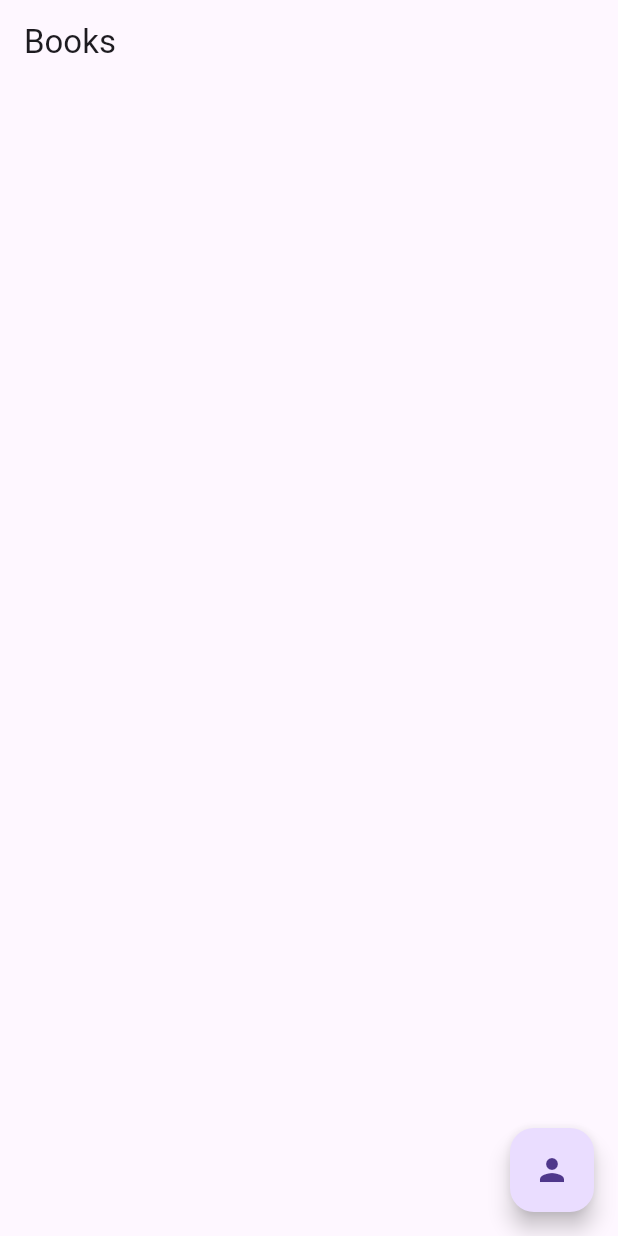
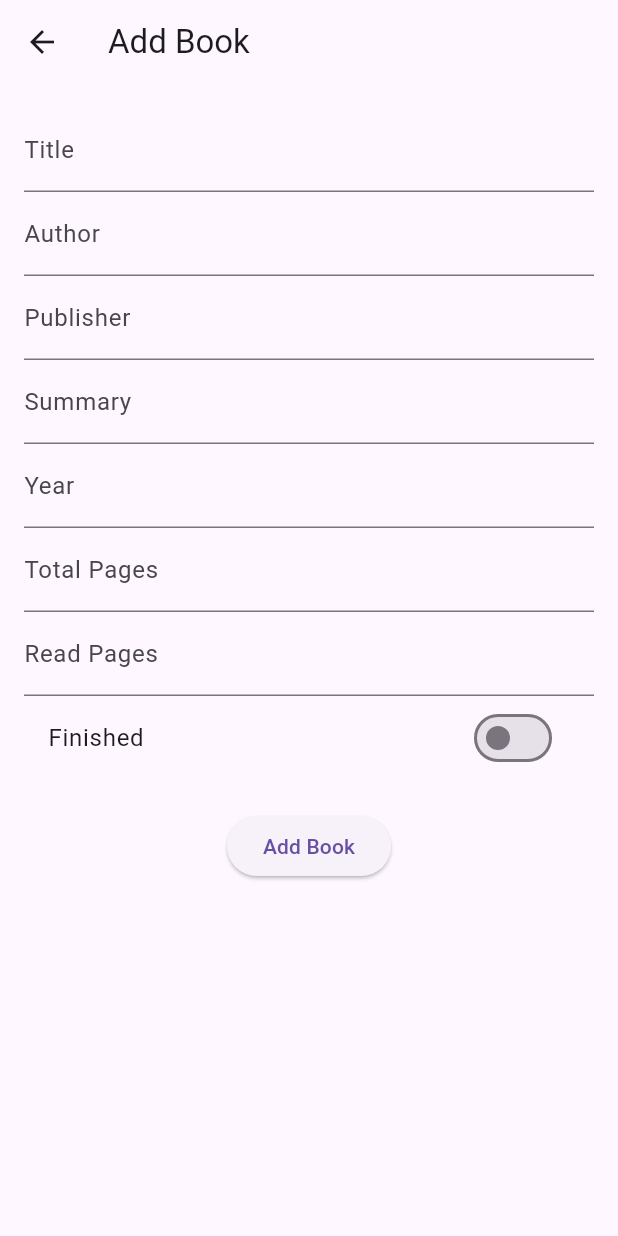
Before and after one commit to UKM-Programming-UMDP/materi_getx, a Flutter app: the screen it shows after launch, after a tap on the "person" icon, on a phone screen of 412 x 824 dp. Run offline on Flutter 3.47's test engine with Material 3 defaults, Android fonts, the light colour scheme and no system bars; our stand-ins replace get; network calls fail.

Commit message:
Added Book Form

```diff
--- a/lib/controllers/controller.dart
+++ b/lib/controller.dart
@@ -26,4 +26,24 @@ class Controller extends GetxController {
   void selectBook(BookModel book) {
     selectedBook.value = book;
   }
+
+  Future<void> addBook(BookModel book) async {
+    try {
+      await _bookService.addBook(book);
+      Get.snackbar('Success', 'Book added');
+      Get.back();
+    } catch (e) {
+      Get.snackbar('Error', e.toString());
+    }
+  }
+
+  Future<void> updateBook(String id, BookModel book) async {
+    try {
+      await _bookService.updateBook(id, book);
+      Get.snackbar('Success', 'Book updated');
+      Get.back();
+    } catch (e) {
+      Get.snackbar('Error', e.toString());
+    }
+  }
 }
--- a/lib/views/book_detail.dart
+++ b/lib/views/book_detail.dart
@@ -1,6 +1,6 @@
 import 'package:flutter/material.dart';
 import 'package:get/get.dart';
-import 'package:materi_getx/controllers/controller.dart';
+import 'package:materi_getx/controller.dart';
 
 class Other extends StatelessWidget {
   const Other({super.key});
--- /dev/null
+++ b/lib/views/book_form.dart
@@ -0,0 +1,142 @@
+import 'package:flutter/material.dart';
+import 'package:get/get.dart';
+import 'package:materi_getx/controller.dart';
+import 'package:materi_getx/models/book_model.dart';
+
+class BookFormPage extends StatefulWidget {
+  final BookModel? book;
+
+  const BookFormPage({super.key, this.book});
+
+  @override
+  State<BookFormPage> createState() => _BookFormPageState();
+}
+
+class _BookFormPageState extends State<BookFormPage> {
+  final _formKey = GlobalKey<FormState>();
+  final controller = Get.put(Controller());
+
+  final _titleController = TextEditingController();
+  final _authorController = TextEditingController();
+  final _publisherController = TextEditingController();
+  final _summaryController = TextEditingController();
+  final _yearController = TextEditingController();
+  final _totalPageController = TextEditingController();
+  final _readPageController = TextEditingController();
+
+  bool _isFinished = false;
+
+  @override
+  void initState() {
+    super.initState();
+    final book = widget.book;
+    if (book != null) {
+      _titleController.text = book.title;
+      _authorController.text = book.author;
+      _publisherController.text = book.publisher;
+      _summaryController.text = book.summary;
+      _yearController.text = book.year.toString();
+      _totalPageController.text = book.pageCount.toString();
+      _readPageController.text = book.readPage.toString();
+      _isFinished = book.isFinished;
+    }
+  }
+
+  @override
+  void dispose() {
+    _titleController.dispose();
+    _authorController.dispose();
+    _publisherController.dispose();
+    _summaryController.dispose();
+    _yearController.dispose();
+    _totalPageController.dispose();
+    _readPageController.dispose();
+    super.dispose();
+  }
+
+  void _submitForm() {
+    if (!_formKey.currentState!.validate()) return;
+
+    final book = BookModel(
+      id: widget.book?.id ?? '',
+      title: _titleController.text,
+      year: int.parse(_yearController.text),
+      author: _authorController.text,
+      summary: _summaryController.text,
+      publisher: _publisherController.text,
+      pageCount: int.parse(_totalPageController.text),
+      readPage: int.parse(_readPageController.text),
+      isFinished: _isFinished,
+      createdAt: widget.book?.createdAt ?? DateTime.now(),
+      updatedAt: DateTime.now(),
+    );
+
+    if (widget.book == null) {
+      controller.addBook(book);
+    } else {
+      controller.updateBook(widget.book!.id, book);
+    }
+  }
+
+  @override
+  Widget build(BuildContext context) {
+    final isEdit = widget.book != null;
+
+    return Scaffold(
+      appBar: AppBar(title: Text(isEdit ? 'Edit Book' : 'Add Book')),
+      body: Obx(() {
+        return SingleChildScrollView(
+          padding: const EdgeInsets.all(16),
+          child: Form(
+            key: _formKey,
+            child: Column(
+              children: [
+                TextFormField(
+                  controller: _titleController,
+                  decoration: InputDecoration(labelText: 'Title'),
+                ),
+                TextFormField(
+                  controller: _authorController,
+                  decoration: InputDecoration(labelText: 'Author'),
+                ),
+                TextFormField(
+                  controller: _publisherController,
+                  decoration: InputDecoration(labelText: 'Publisher'),
+                ),
+                TextFormField(
+                  controller: _summaryController,
+                  decoration: InputDecoration(labelText: 'Summary'),
+                ),
+                TextFormField(
+                  controller: _yearController,
+                  keyboardType: TextInputType.number,
+                  decoration: InputDecoration(labelText: 'Year'),
+                ),
+                TextFormField(
+                  controller: _totalPageController,
+                  keyboardType: TextInputType.number,
+                  decoration: InputDecoration(labelText: 'Total Pages'),
+                ),
+                TextFormField(
+                  controller: _readPageController,
+                  keyboardType: TextInputType.number,
+                  decoration: InputDecoration(labelText: 'Read Pages'),
+                ),
+                SwitchListTile(
+                  title: const Text('Finished'),
+                  value: _isFinished,
+                  onChanged: (val) => setState(() => _isFinished = val),
+                ),
+                const SizedBox(height: 20),
+                ElevatedButton(
+                  onPressed: _submitForm,
+                  child: Text(isEdit ? 'Update Book' : 'Add Book'),
+                ),
+              ],
+            ),
+          ),
+        );
+      }),
+    );
+  }
+}
--- a/lib/views/book_list.dart
+++ b/lib/views/book_list.dart
@@ -1,7 +1,8 @@
 import 'package:flutter/material.dart';
 import 'package:get/get.dart';
-import 'package:materi_getx/controllers/controller.dart';
+import 'package:materi_getx/controller.dart';
 import 'package:materi_getx/views/book_detail.dart';
+import 'package:materi_getx/views/book_form.dart';
 
 class Home extends StatelessWidget {
   const Home({super.key});
@@ -23,12 +24,21 @@ class Home extends StatelessWidget {
                 controller.selectBook(book);
                 Get.to(() => Other());
               },
+              trailing: IconButton(
+                icon: Icon(Icons.edit),
+                onPressed: () {
+                  controller.selectBook(book);
+                  Get.to(() => BookFormPage(book: book));
+                },
+              ),
             );
           },
         );
       }),
       floatingActionButton: FloatingActionButton(
-        onPressed: () {},
+        onPressed: () {
+          Get.to(() => BookFormPage());
+        },
         child: const Icon(Icons.person),
       ),
     );
```
